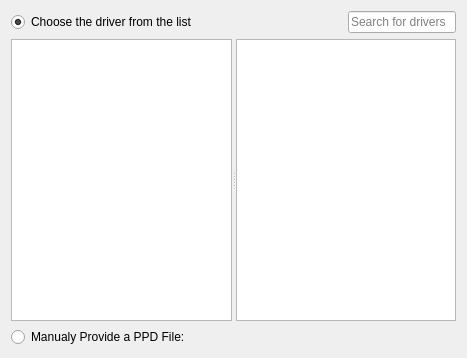
Above: libkcups/SelectMakeModel.ui from KDE/print-manager before the change. Below: the same form after it.
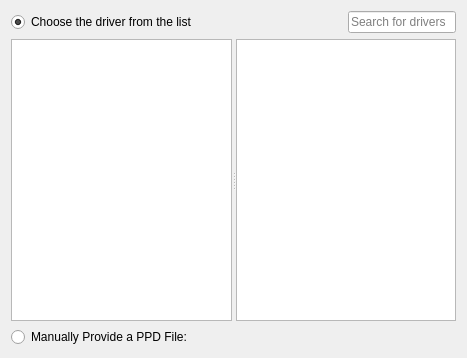
That is the form after the change. Custom widgets are drawn as their Qt base class.

Commit message: Fix typo Manualy -> Manually

```diff
--- a/libkcups/SelectMakeModel.ui
+++ b/libkcups/SelectMakeModel.ui
@@ -17,7 +17,7 @@
    <item row="2" column="0">
     <widget class="QRadioButton" name="radioButton">
      <property name="text">
-      <string>Manualy Provide a PPD File:</string>
+      <string>Manually Provide a PPD File:</string>
      </property>
     </widget>
    </item>
```
